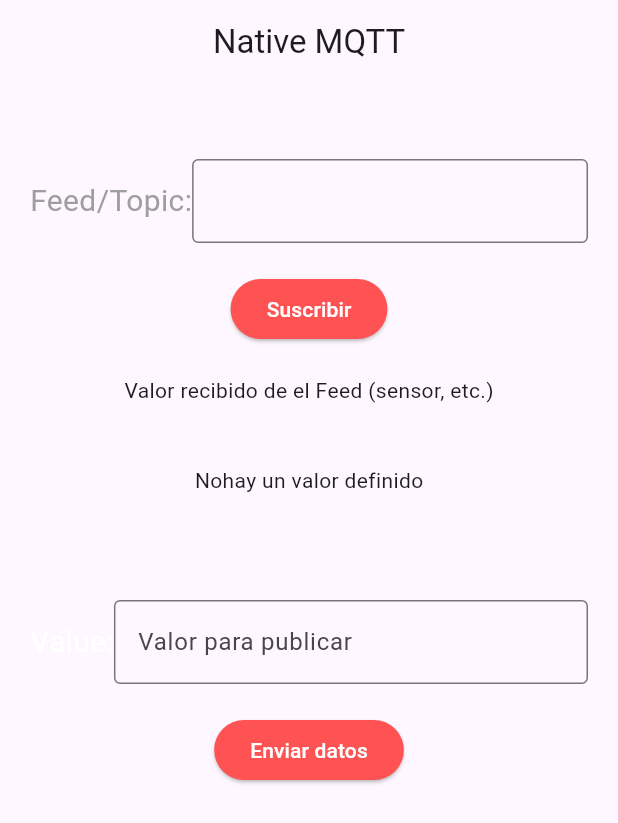
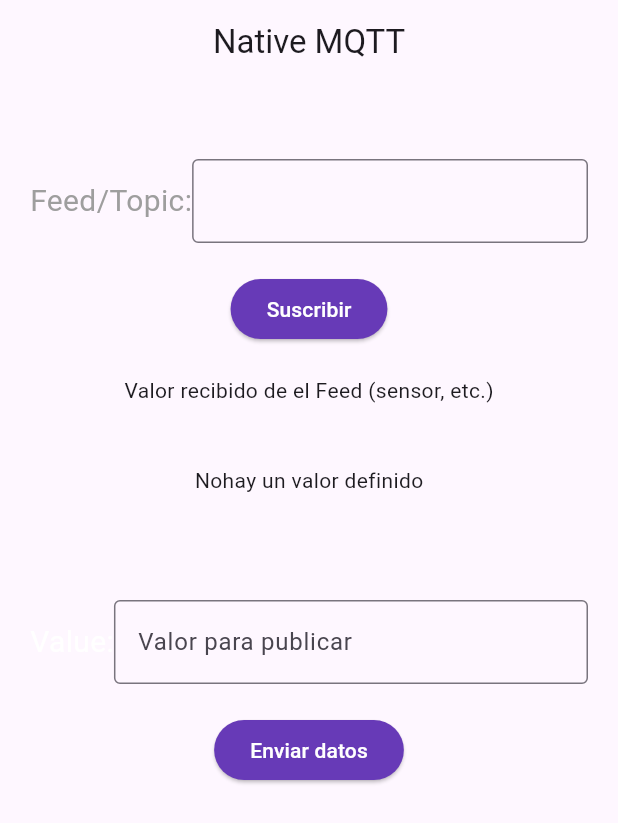
Before and after one commit to a22300149/ag5_eq1, a Flutter app: the screen it shows after launch, on a phone screen of 412 x 824 dp. Shown: the top 823 px of the screen. Run offline on Flutter 3.47's test engine with Material 3 defaults, Android fonts, the phone set to English and light mode, and no system bars; missing offline and left inert: mqtt_client.

Commit message:
cambie colores main_gui.dart

```diff
--- a/lib/main_gui.dart
+++ b/lib/main_gui.dart
@@ -64,7 +64,7 @@ class _MqttGuiState extends State<MqttGui> {
               subscribe(topicController.text);
             },
             style: ElevatedButton.styleFrom(
-              backgroundColor: Colors.redAccent,
+              backgroundColor: Colors.deepPurple,
             ),
             child: Text("Suscribir", style: TextStyle(color: Colors.white)),
           ),
@@ -116,7 +116,7 @@ class _MqttGuiState extends State<MqttGui> {
               publish(topicController.text, valueController.text);
             },
             style: ElevatedButton.styleFrom(
-              backgroundColor: Colors.redAccent,
+              backgroundColor: Colors.deepPurple,
             ),
             child: Text("Enviar datos", style: TextStyle(color: Colors.white)),
           ),
```
